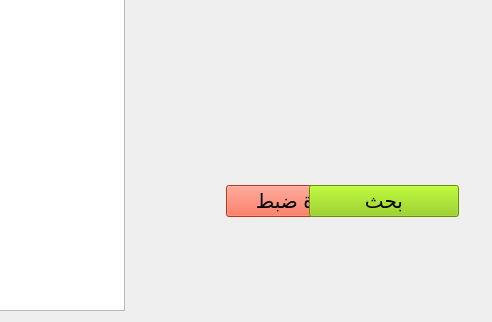
This is app/ui/payment/view_not_payed.ui in yahiab05/student-managment-v2.0 as Qt 5 draws it before an edit; both pictures show x 724 to 1216 and y 293 to 615 of the 1216 by 615 pixel window. The edited form follows.
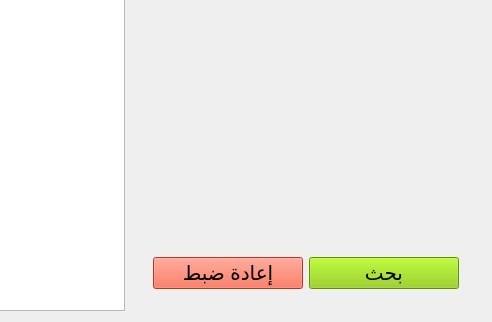
This is the edited form.

What changed in the file:
```diff
--- a/app/ui/payment/view_not_payed.ui
+++ b/app/ui/payment/view_not_payed.ui
@@ -206,10 +206,13 @@
         <layout class="QHBoxLayout" name="horizontalLayout_30">
          <item>
           <spacer name="horizontalSpacer_27">
+           <property name="orientation">
+            <enum>Qt::Horizontal</enum>
+           </property>
            <property name="sizeHint" stdset="0">
             <size>
-             <width>318</width>
-             <height>20</height>
+             <width>20</width>
+             <height>40</height>
             </size>
            </property>
           </spacer>
@@ -265,10 +268,13 @@
          </item>
          <item>
           <spacer name="horizontalSpacer_28">
+           <property name="orientation">
+            <enum>Qt::Horizontal</enum>
+           </property>
            <property name="sizeHint" stdset="0">
             <size>
-             <width>317</width>
-             <height>20</height>
+             <width>20</width>
+             <height>40</height>
             </size>
            </property>
           </spacer>
```
